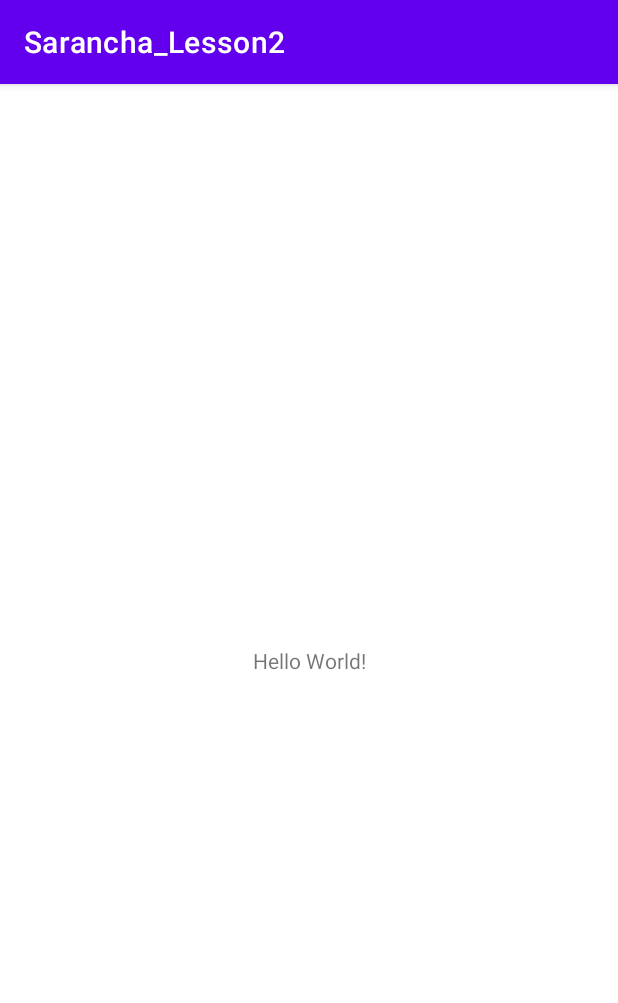
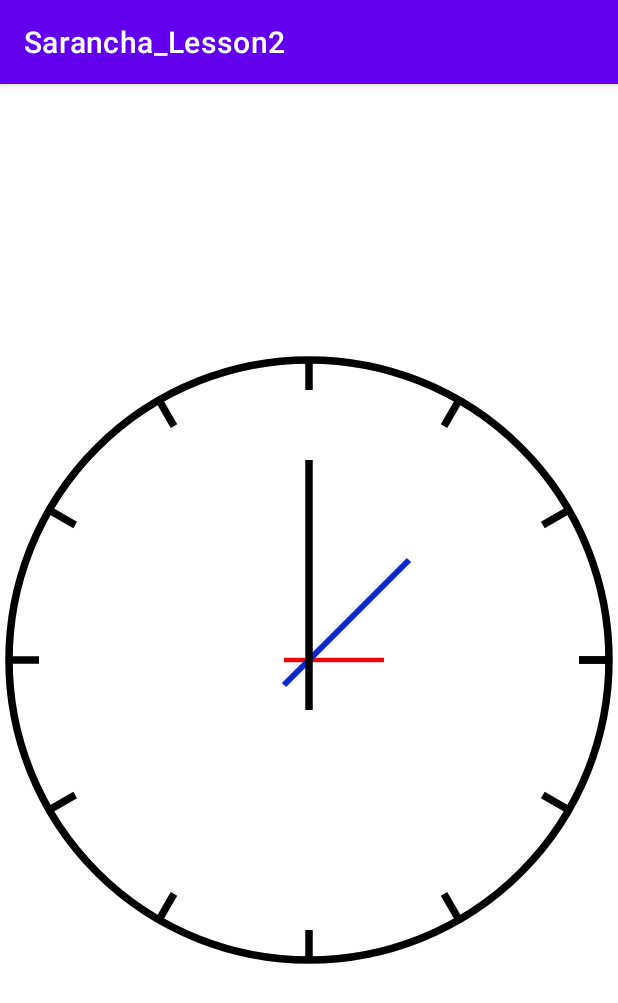
Before and after one commit to Danseren/Sarancha_Lesson2, an Android app: the screen it shows after launch (MainActivity), on a phone screen of 412 x 824 dp. Shown: the top 1003 px of the screen. Run offline under Robolectric (Android 15) with nearby library versions, the phone set to English and light mode, and no system bars.

Commit message:
Sarancha_Lesson_4_work | Нарисовал часы.

```diff
--- a/app/build.gradle
+++ b/app/build.gradle
@@ -38,7 +38,7 @@ android {
 dependencies {
 
     implementation 'androidx.core:core-ktx:1.9.0'
-    implementation 'androidx.appcompat:appcompat:1.6.0'
+    implementation 'androidx.appcompat:appcompat:1.6.1'
     implementation 'com.google.android.material:material:1.8.0'
     implementation 'androidx.constraintlayout:constraintlayout:2.1.4'
     testImplementation 'junit:junit:4.13.2'
--- /dev/null
+++ b/app/src/main/java/ru/aston/sarancha_lesson2/ClockView.kt
@@ -0,0 +1,144 @@
+package ru.aston.sarancha_lesson2
+
+import android.content.Context
+import android.content.res.TypedArray
+import android.graphics.Canvas
+import android.graphics.Color
+import android.graphics.Paint
+import android.util.AttributeSet
+import android.util.TypedValue
+import android.view.View
+import kotlin.math.cos
+import kotlin.math.sin
+import kotlin.properties.Delegates
+
+class ClockView(
+    context: Context,
+    attributeSet: AttributeSet?,
+    defStyleAttr: Int,
+    defStyleRes: Int
+    ) : View (context, attributeSet, defStyleAttr, defStyleRes){
+
+    private var clockColor by Delegates.notNull<Int>()
+    private var hourHandColor by Delegates.notNull<Int>()
+    private var minuteHandColor by Delegates.notNull<Int>()
+    private var secondHandColor by Delegates.notNull<Int>()
+
+    private lateinit var clockPaint: Paint
+    private lateinit var hourHandPaint: Paint
+    private lateinit var minuteHandPaint: Paint
+    private lateinit var secondHandPaint: Paint
+
+    constructor(context: Context, attributeSet: AttributeSet?, defStyleAttr: Int) : this (context, attributeSet, defStyleAttr, R.style.DefaultClockStyle)
+        constructor(context: Context, attributeSet: AttributeSet?) : this (context, attributeSet, R.attr.clockStyle)
+        constructor(context: Context) : this (context, null)
+
+    init {
+        if (attributeSet != null) {
+            initAttributes(attributeSet, defStyleAttr, defStyleRes)
+        } else {
+            initDefaultColors()
+        }
+        initPaints()
+    }
+
+    private fun initAttributes (attributeSet: AttributeSet?, defStyleAttr: Int, defStyleRes: Int) {
+        val typedArray: TypedArray = context.obtainStyledAttributes(attributeSet, R.styleable.ClockView, defStyleAttr, defStyleRes)
+        clockColor = typedArray.getColor(R.styleable.ClockView_clockColor, CLOCK_DEFAULT_COLOR)
+        hourHandColor = typedArray.getColor(R.styleable.ClockView_hourHandColor, HOUR_HAND_DEFAULT_COLOR)
+        minuteHandColor = typedArray.getColor(R.styleable.ClockView_minuteHandColor, MINUTE_HAND_DEFAULT_COLOR)
+        secondHandColor = typedArray.getColor(R.styleable.ClockView_secondHandColor, SECOND_HAND_DEFAULT_COLOR)
+
+
+        typedArray.recycle()
+    }
+
+    private fun initDefaultColors() {
+        clockColor = CLOCK_DEFAULT_COLOR
+        hourHandColor = HOUR_HAND_DEFAULT_COLOR
+        minuteHandColor = MINUTE_HAND_DEFAULT_COLOR
+        secondHandColor = SECOND_HAND_DEFAULT_COLOR
+    }
+
+    private fun initPaints() {
+        clockPaint = Paint(Paint.ANTI_ALIAS_FLAG)
+        clockPaint.apply {
+            color = clockColor
+            style = Paint.Style.STROKE
+            strokeWidth = TypedValue.applyDimension(TypedValue.COMPLEX_UNIT_DIP, 5f, resources.displayMetrics)
+        }
+
+        hourHandPaint = Paint(Paint.ANTI_ALIAS_FLAG)
+        hourHandPaint.apply {
+            color = hourHandColor
+            style = Paint.Style.STROKE
+            strokeWidth = TypedValue.applyDimension(TypedValue.COMPLEX_UNIT_DIP, 3f, resources.displayMetrics)
+        }
+
+        minuteHandPaint = Paint(Paint.ANTI_ALIAS_FLAG)
+        minuteHandPaint.apply {
+            color = minuteHandColor
+            style = Paint.Style.STROKE
+            strokeWidth = TypedValue.applyDimension(TypedValue.COMPLEX_UNIT_DIP, 4f, resources.displayMetrics)
+        }
+
+        secondHandPaint = Paint(Paint.ANTI_ALIAS_FLAG)
+        secondHandPaint.apply {
+            color = secondHandColor
+            style = Paint.Style.STROKE
+            strokeWidth = TypedValue.applyDimension(TypedValue.COMPLEX_UNIT_DIP, 5f, resources.displayMetrics)
+        }
+    }
+
+    override fun onDraw(canvas: Canvas) {
+        super.onDraw(canvas)
+        val centerWidth = (width / 2).toFloat()
+        val centerHeight = (height / 2).toFloat()
+
+        val hourStartWidth = (width / 2 - 25).toFloat()
+        val hourStartHeight = (height / 2).toFloat()
+        val hourEndWidth = (width / 2 + 75).toFloat()
+        val hourEndHeight = (height / 2).toFloat()
+
+        val minuteStartWidth = (width / 2 - 25).toFloat()
+        val minuteStartHeight = (height / 2 + 25).toFloat()
+        val minuteEndWidth = (width / 2 + 100).toFloat()
+        val minuteEndHeight = (height / 2 - 100).toFloat()
+
+        val secondStartWidth = (width / 2).toFloat()
+        val secondStartHeight = (height / 2 + 50).toFloat()
+        val secondEndWidth = (width / 2).toFloat()
+        val secondEndHeight = (height / 2 - 200).toFloat()
+
+        canvas.drawCircle(centerWidth, centerHeight, 300f, clockPaint)
+
+        for (i in 0..360 step 30) {
+            canvas.drawLine(getXCoordinateOnCircle(300f, i.toDouble()), getYCoordinateOnCircle(300f, i.toDouble()), getXCoordinateOnCircle(270f, i.toDouble()), getYCoordinateOnCircle(270f, i.toDouble())  , clockPaint)
+        }
+        canvas.drawLine(centerWidth, centerHeight, hourStartWidth, hourStartHeight, hourHandPaint)
+        canvas.drawLine(centerWidth, centerHeight, hourEndWidth, hourEndHeight, hourHandPaint)
+
+        canvas.drawLine(centerWidth, centerHeight, minuteStartWidth, minuteStartHeight, minuteHandPaint)
+        canvas.drawLine(centerWidth, centerHeight, minuteEndWidth, minuteEndHeight, minuteHandPaint)
+
+        canvas.drawLine(centerWidth, centerHeight, secondStartWidth, secondStartHeight, secondHandPaint)
+        canvas.drawLine(centerWidth, centerHeight, secondEndWidth, secondEndHeight, secondHandPaint)
+    }
+
+    private fun getXCoordinateOnCircle(radius: Float, corner: Double) : Float {
+        val x = (width / 2) + radius * cos(Math.toRadians(corner))
+        return x.toFloat()
+    }
+
+    private fun getYCoordinateOnCircle(radius: Float, corner: Double) : Float {
+        val y = (height / 2) + radius * sin(Math.toRadians(corner))
+        return y.toFloat()
+    }
+
+    companion object {
+        const val CLOCK_DEFAULT_COLOR = Color.BLACK
+        const val HOUR_HAND_DEFAULT_COLOR = Color.BLACK
+        const val MINUTE_HAND_DEFAULT_COLOR = Color.BLACK
+        const val SECOND_HAND_DEFAULT_COLOR = Color.BLACK
+    }
+}
--- a/app/src/main/res/layout/activity_main.xml
+++ b/app/src/main/res/layout/activity_main.xml
@@ -6,13 +6,12 @@
     android:layout_height="match_parent"
     tools:context=".MainActivity">
 
-    <TextView
+    <ru.aston.sarancha_lesson2.ClockView
         android:layout_width="wrap_content"
         android:layout_height="wrap_content"
-        android:text="Hello World!"
-        app:layout_constraintBottom_toBottomOf="parent"
+        app:layout_constraintStart_toStartOf="parent"
+        app:layout_constraintTop_toTopOf="parent"
         app:layout_constraintEnd_toEndOf="parent"
-        app:layout_constraintStart_toStartOf="parent"
-        app:layout_constraintTop_toTopOf="parent" />
+        app:layout_constraintBottom_toBottomOf="parent"/>
 
 </androidx.constraintlayout.widget.ConstraintLayout>
--- a/app/src/main/res/values-night/themes.xml
+++ b/app/src/main/res/values-night/themes.xml
@@ -12,5 +12,6 @@
         <!-- Status bar color. -->
         <item name="android:statusBarColor">?attr/colorPrimaryVariant</item>
         <!-- Customize your theme here. -->
+        <item name="clockStyle">@style/DefaultClockStyle</item>
     </style>
 </resources>
--- /dev/null
+++ b/app/src/main/res/values/attrs.xml
@@ -0,0 +1,13 @@
+<?xml version="1.0" encoding="utf-8"?>
+<resources>
+
+    <declare-styleable name="ClockView">
+        <attr name="clockColor" format="color" />
+        <attr name="hourHandColor" format="color" />
+        <attr name="minuteHandColor" format="color" />
+        <attr name="secondHandColor" format="color" />
+    </declare-styleable>
+
+    <attr name="clockStyle" format="reference" />
+
+</resources>
--- /dev/null
+++ b/app/src/main/res/values/styles.xml
@@ -0,0 +1,9 @@
+<?xml version="1.0" encoding="utf-8"?>
+<resources>
+    <style name="DefaultClockStyle">
+        <item name="clockColor">#FF000000</item>
+        <item name="hourHandColor">#E80909</item>
+        <item name="minuteHandColor">#0A28CD</item>
+        <item name="secondHandColor">#FF000000</item>
+    </style>
+</resources>
--- a/app/src/main/res/values/themes.xml
+++ b/app/src/main/res/values/themes.xml
@@ -12,5 +12,8 @@
         <!-- Status bar color. -->
         <item name="android:statusBarColor">?attr/colorPrimaryVariant</item>
         <!-- Customize your theme here. -->
+        <item name="clockStyle">@style/DefaultClockStyle</item>
     </style>
+
+
 </resources>
```
